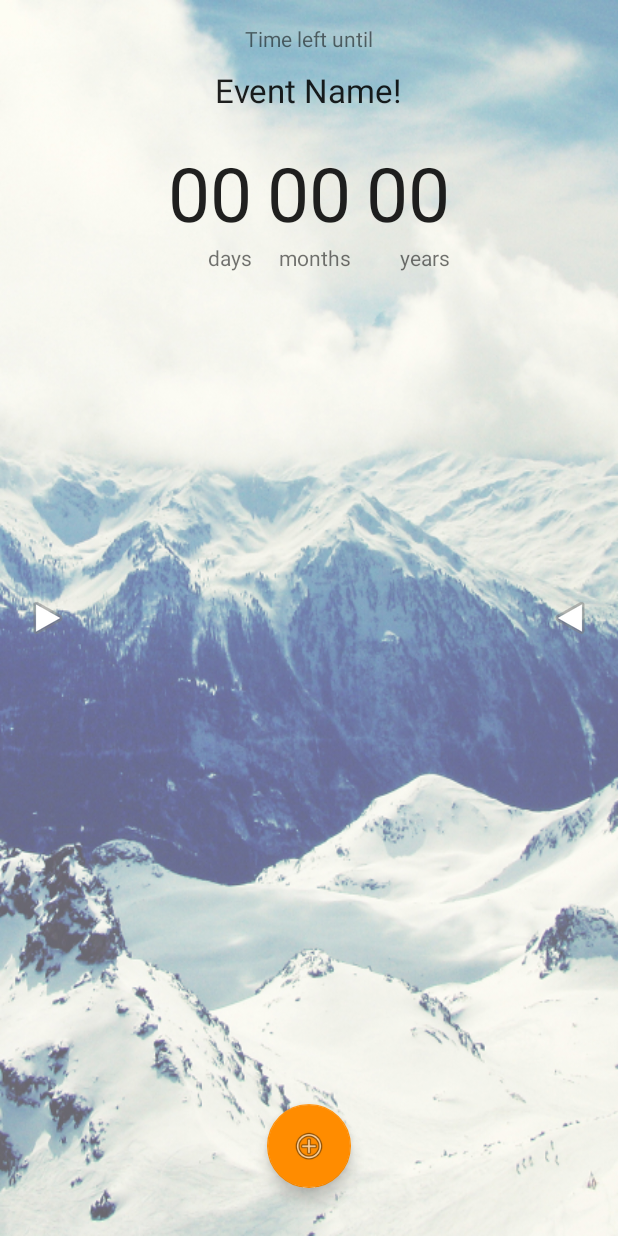
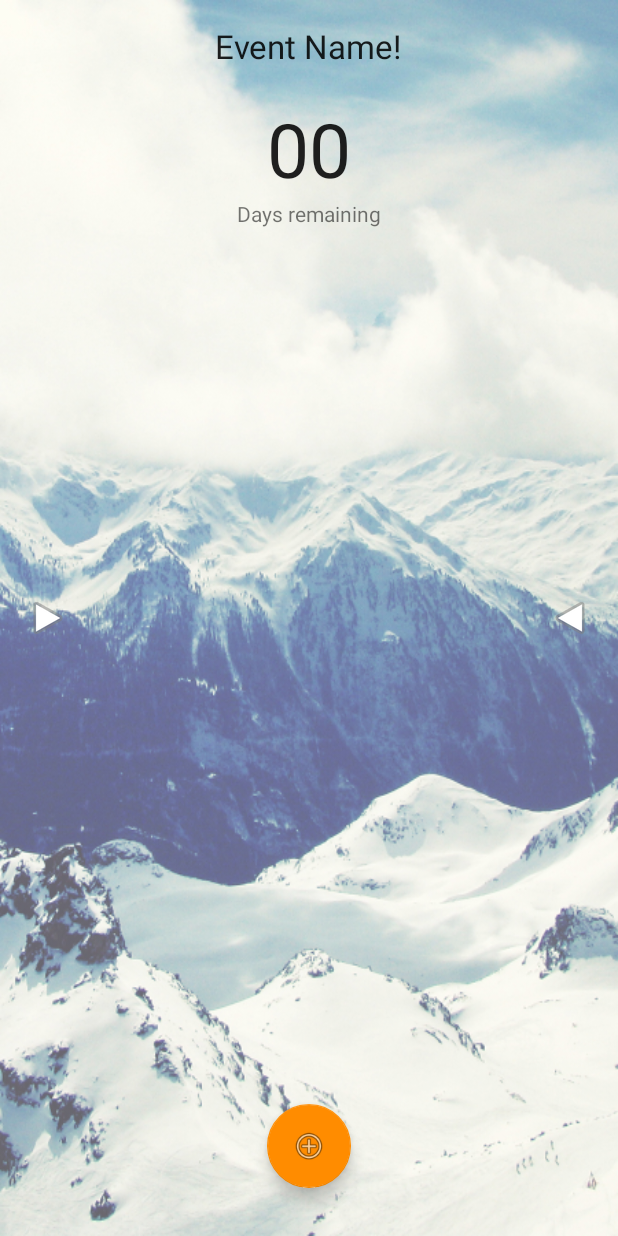
Before and after one commit to xixsuse/BigDayCountdown, an Android app: the screen it shows after launch (MainActivity), after a tap on "CLICK ME", on a phone screen of 412 x 824 dp. Run offline under Robolectric (Android 15) with nearby library versions, the phone set to English and light mode, and no system bars; libraries missing offline, so code that uses them is left out: pl.aprilapps.easyphotopicker.

Commit message:
Now only uses days. Now uses Joda DateTime

```diff
--- a/app/build.gradle
+++ b/app/build.gradle
@@ -31,4 +31,5 @@ dependencies {
     compile 'com.android.support:appcompat-v7:23.1.0'
     compile 'com.android.support:design:23.1.0'
     compile 'com.github.jkwiecien:EasyImage:1.0.3'
+    compile 'joda-time:joda-time:2.8.2' // for joda
 }
--- a/app/src/main/res/layout/content_main.xml
+++ b/app/src/main/res/layout/content_main.xml
@@ -54,71 +54,24 @@
         android:textSize="50sp"
         android:text="00"
         android:layout_marginEnd="10dp"
-        android:id="@+id/month"
+        android:id="@+id/day"
         android:layout_below="@id/eventName"
         android:layout_marginTop="20dp"
         android:layout_centerHorizontal="true" />
 
-    <TextView
-        android:layout_width="wrap_content"
-        android:layout_height="wrap_content"
-        android:textAppearance="?android:attr/textAppearanceLarge"
-        android:textSize="50sp"
-        android:text="00"
-        android:layout_marginEnd="10dp"
-        android:id="@+id/day"
-        android:layout_alignTop="@id/month"
-        android:layout_toStartOf="@id/month"
-        />
-
-    <TextView
-        android:layout_width="wrap_content"
-        android:layout_height="wrap_content"
-        android:textAppearance="?android:attr/textAppearanceSmall"
-        android:text="@string/days"
-        android:visibility="visible"
-        android:id="@+id/dayText"
-        android:layout_below="@id/day"
-        android:layout_alignEnd="@id/day" />
 
 
     <TextView
         android:layout_width="wrap_content"
         android:layout_height="wrap_content"
         android:textAppearance="?android:attr/textAppearanceSmall"
-        android:text="@string/months"
-        android:id="@+id/monthText"
-        android:layout_below="@id/month"
-        android:layout_alignEnd="@id/month" />
+        android:text="@string/days_remaining"
+        android:id="@+id/dayText"
+        android:layout_below="@id/day"
+        android:layout_centerHorizontal="true"/>
 
-    <TextView
-        android:layout_width="wrap_content"
-        android:layout_height="wrap_content"
-        android:textAppearance="?android:attr/textAppearanceLarge"
-        android:textSize="50sp"
-        android:layout_alignTop="@id/day"
-        android:text="00"
-        android:id="@+id/year"
-        android:layout_toEndOf="@id/month" />
 
-    <TextView
-        android:layout_width="wrap_content"
-        android:layout_height="wrap_content"
-        android:textAppearance="?android:attr/textAppearanceSmall"
-        android:text="@string/years"
-        android:id="@+id/yearText"
-        android:layout_below="@id/year"
-        android:layout_alignEnd="@id/year" />
 
-    <TextView
-        android:layout_width="wrap_content"
-        android:layout_height="wrap_content"
-        android:textAppearance="?android:attr/textAppearanceSmall"
-        android:layout_marginBottom="10dp"
-        android:text="@string/timeleft"
-        android:id="@+id/timeUntilText"
-        android:layout_alignParentTop="true"
-        android:layout_centerHorizontal="true" />
 
 
 
--- a/app/src/main/res/values/strings.xml
+++ b/app/src/main/res/values/strings.xml
@@ -22,4 +22,5 @@
     <string name="months">months</string>
     <string name="years">years</string>
     <string name="timeleft">Time left until</string>
+    <string name="days_remaining">Days remaining</string>
 </resources>
```
Also changed, not shown: app/src/main/java/com/simonm/bigdaycountdown/MainActivity.java (+26 -38 lines), app/src/main/java/com/simonm/bigdaycountdown/TrackedEvent.java (+4 -3 lines), 1 other file.
